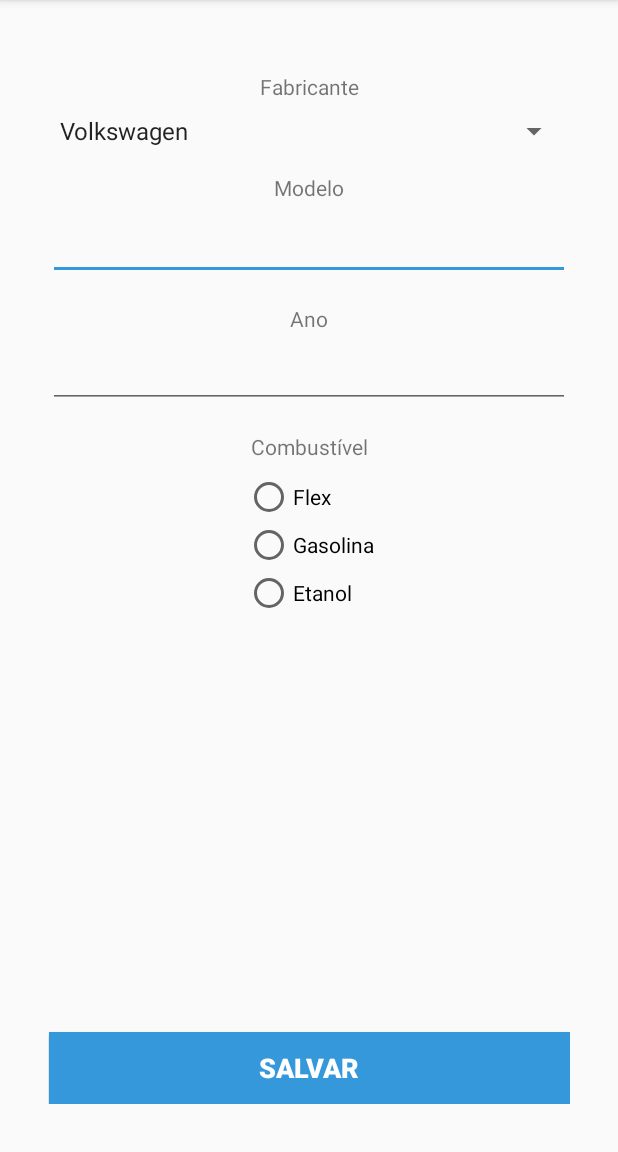
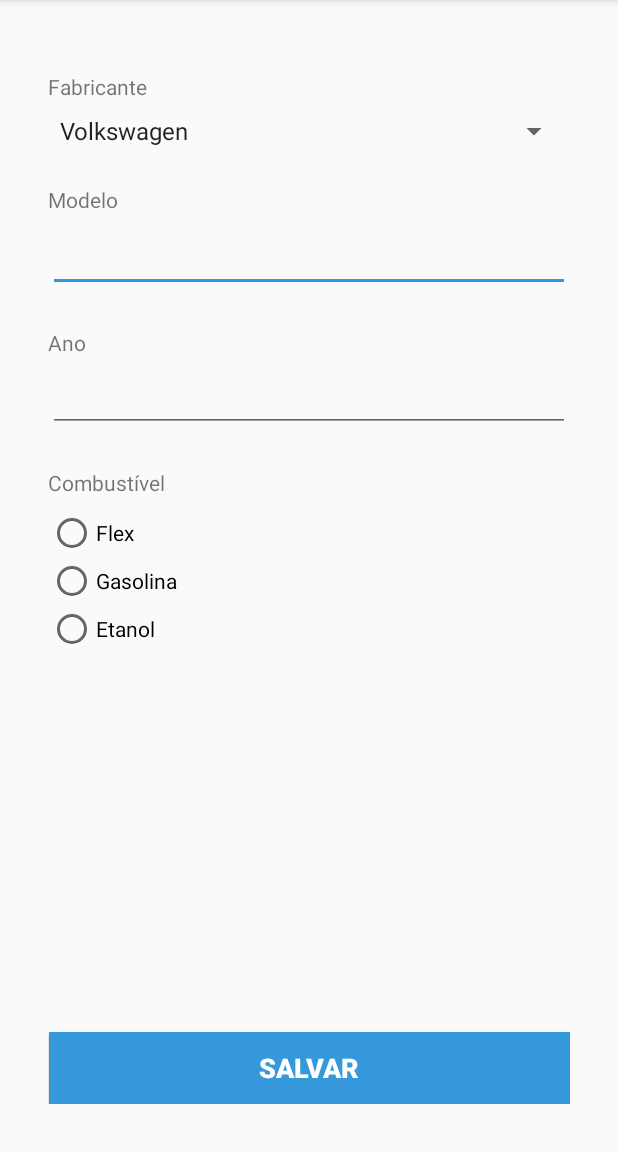
Before and after one commit to gabrielmissio/VeiculosCRUD, an Android app: the IncludeVehicleActivity screen opened directly, with no data from a screen before it, on a phone screen of 412 x 824 dp, the part 84-1236 px from its top. Run offline under Robolectric (Android 15) with nearby library versions, the phone set to English and light mode, and no system bars.

Commit message:
adequado posicionameto dos componentes da activity de cadastro

```diff
--- a/app/src/main/res/layout/activity_include_vehicle.xml
+++ b/app/src/main/res/layout/activity_include_vehicle.xml
@@ -27,7 +27,6 @@
         android:layout_height="wrap_content"
         android:layout_marginTop="16dp"
         android:text="@string/manufacturer"
-        app:layout_constraintEnd_toEndOf="parent"
         app:layout_constraintStart_toStartOf="parent"
         app:layout_constraintTop_toTopOf="parent" />
 
@@ -44,9 +43,8 @@
         android:id="@+id/textView4"
         android:layout_width="wrap_content"
         android:layout_height="wrap_content"
-        android:layout_marginTop="16dp"
+        android:layout_marginTop="24dp"
         android:text="@string/model"
-        app:layout_constraintEnd_toEndOf="parent"
         app:layout_constraintStart_toStartOf="parent"
         app:layout_constraintTop_toBottomOf="@+id/spnManufacturer" />
 
@@ -65,9 +63,8 @@
         android:id="@+id/textView6"
         android:layout_width="wrap_content"
         android:layout_height="16dp"
-        android:layout_marginTop="16dp"
+        android:layout_marginTop="24dp"
         android:text="@string/year"
-        app:layout_constraintEnd_toEndOf="parent"
         app:layout_constraintStart_toStartOf="parent"
         app:layout_constraintTop_toBottomOf="@+id/txtModel" />
 
@@ -86,9 +83,8 @@
         android:id="@+id/textView7"
         android:layout_width="wrap_content"
         android:layout_height="wrap_content"
-        android:layout_marginTop="16dp"
+        android:layout_marginTop="24dp"
         android:text="@string/fuel"
-        app:layout_constraintEnd_toEndOf="parent"
         app:layout_constraintStart_toStartOf="parent"
         app:layout_constraintTop_toBottomOf="@+id/txtYear" />
 
@@ -97,7 +93,6 @@
         android:layout_width="wrap_content"
         android:layout_height="wrap_content"
         android:layout_marginTop="8dp"
-        app:layout_constraintEnd_toEndOf="parent"
         app:layout_constraintStart_toStartOf="parent"
         app:layout_constraintTop_toBottomOf="@+id/textView7">
 
```
